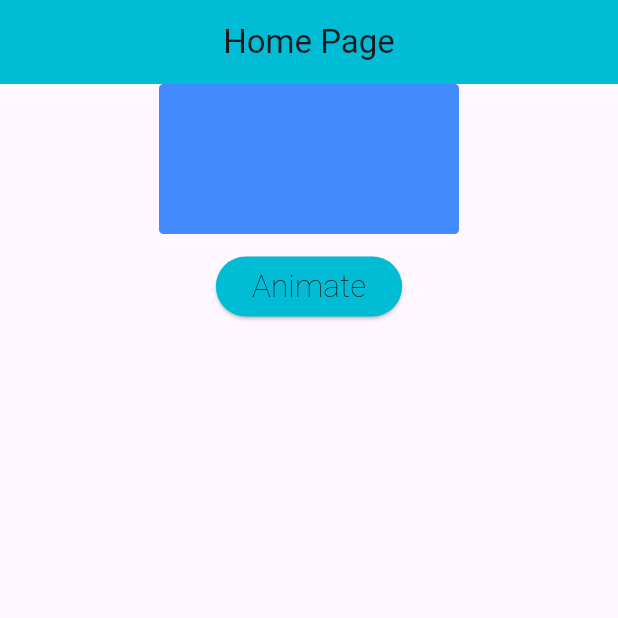
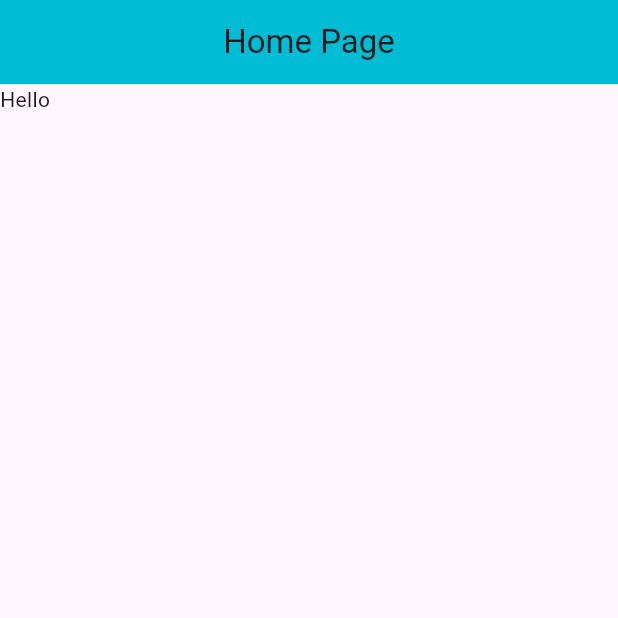
Before and after one commit to Umesh9057/Animate_Flutter, a Flutter app: the screen it shows after launch, on a phone screen of 412 x 824 dp, the top half of it. Run offline on Flutter 3.47's test engine with Material 3 defaults, Android fonts, the phone set to English and light mode, and no system bars; our stand-ins replace font_awesome_flutter.

Commit message:
Update home_page_view.dart

```diff
--- a/lib/src/modules/home_page_view.dart
+++ b/lib/src/modules/home_page_view.dart
@@ -9,14 +9,6 @@ class HomePageView extends StatefulWidget {
 }
 
 class _HomePageViewState extends State<HomePageView> {
-  var _width = 200.0;
-  var _height = 100.0;
-  bool flag = true;
-
-  Decoration myDecor = BoxDecoration(
-    borderRadius: BorderRadius.circular(3),
-    color: Colors.blueAccent,
-  );
 
   @override
   Widget build(BuildContext context) {
@@ -27,51 +19,7 @@ class _HomePageViewState extends State<HomePageView> {
         centerTitle: true,
       ),
 
-      body: Center(
-        child: Column(
-          children: [
-            AnimatedContainer(
-              duration: Duration(seconds: 2),
-              width: _width,
-              height: _height,
-              curve: Curves.bounceOut,
-              decoration: myDecor,
-            ),
-            SizedBox(height: 11),
-            ElevatedButton(
-              onPressed: () {
-                setState(() {
-                  if (flag) {
-                    _width = 120.0;
-                    _height = 150.0;
-                    flag = false;
-                    myDecor = BoxDecoration(
-                      borderRadius: BorderRadius.circular(21),
-                      color: Colors.greenAccent,
-                    );
-                  } else {
-                    _height = 100.0;
-                    _width = 200.0;
-                    flag = true;
-                    myDecor = BoxDecoration(
-                      borderRadius: BorderRadius.circular(3),
-                      color: Colors.blueAccent,
-                    );
-                  }
-                });
-              },
-              style: ElevatedButton.styleFrom(
-                backgroundColor: Colors.cyan,
-                foregroundColor: Colors.black,
-              ),
-              child: Text(
-                'Animate',
-                style: TextStyle(fontSize: 21, fontWeight: FontWeight.w200),
-              ),
-            ),
-          ],
-        ),
-      ),
+      body: Text('Hello'),
     );
   }
 }
```
